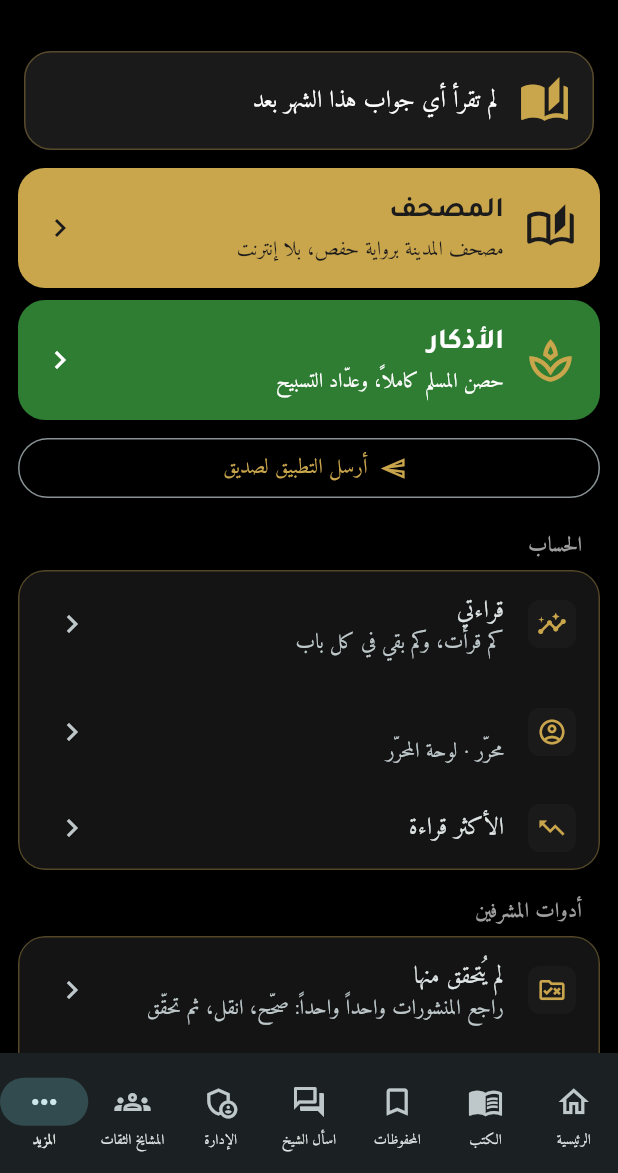
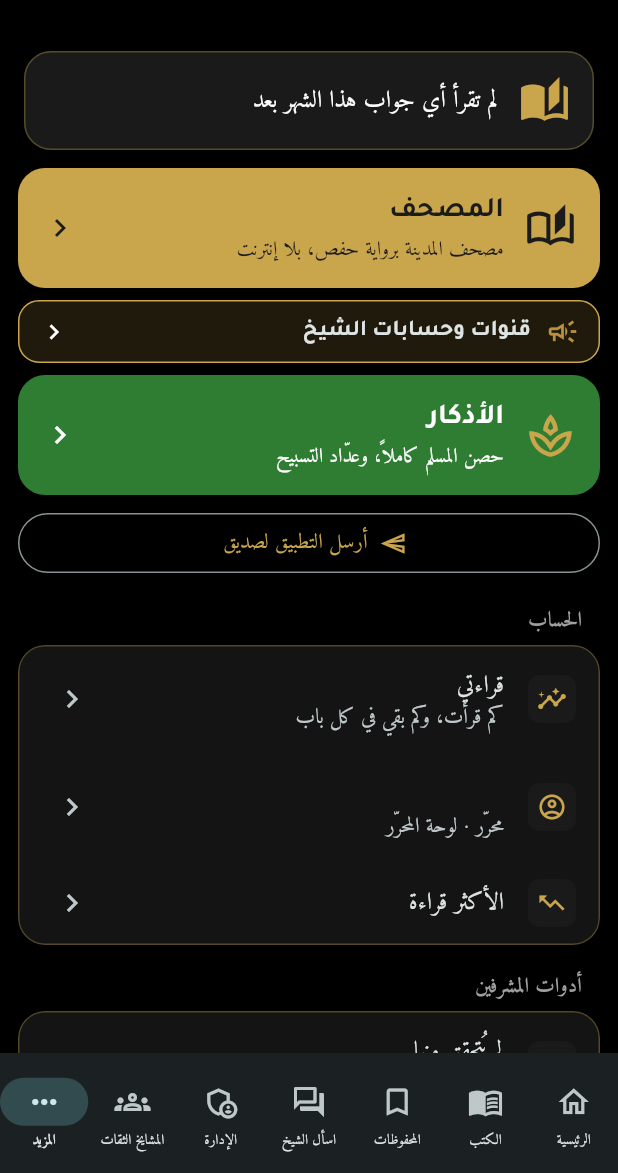
Before and after one commit to www774475437-svg/ibn-alshabira, a Flutter app: the HomeShell screen opened directly, after a tap on the "nightlight" icon, after a tap on the "menu" icon, on a phone screen of 412 x 824 dp, the part 63-1236 px from its top. Run offline on Flutter 3.47's test engine with Material 3 defaults, Android fonts, the phone set to English and light mode, and no system bars; our stand-ins replace cloud_firestore, firebase_ai, firebase_auth, firebase_core, flutter_local_notifications, flutter_tts and 8 more; missing offline and left inert: firebase_app_check, pdfrx; accounts and stored records are empty; network calls fail.

Commit message:
3.7.1: chapters row moves by itself, back-to-top button on home, channels strip under the mushaf card

```diff
--- a/lib/config.dart
+++ b/lib/config.dart
@@ -18,7 +18,7 @@ class AppConfig {
   /// Set at build time: --dart-define=BUILD_NUMBER=<run number>.
   static const buildNumber = int.fromEnvironment('BUILD_NUMBER', defaultValue: 0);
 
-  static const version = '3.7.0';
+  static const version = '3.7.1';
 
   /// Short link: channel answers are «…/#/a/<number>».
   static String fatwaLink(String id) =>
--- a/lib/screens/home_tab.dart
+++ b/lib/screens/home_tab.dart
@@ -36,6 +36,8 @@ class _HomeTabState extends State<HomeTab> {
   List<Object> _feed = [];
   int _feedKey = -1;
   List<TrustedScholar> _scholars = [];
+  final _home = ScrollController();
+  bool _showTop = false;
 
   /// The long list under the sections: every answer and article once, in an
   /// order that changes each day, with a book and a scholar now and then.
@@ -63,6 +65,10 @@ class _HomeTabState extends State<HomeTab> {
   @override
   void initState() {
     super.initState();
+    _home.addListener(() {
+      final far = _home.offset > 900;
+      if (far != _showTop) setState(() => _showTop = far);
+    });
     loadTrustedScholars().then((l) {
       if (mounted) setState(() => _scholars = l.where((x) => x.bio.isNotEmpty).toList());
     }).catchError((_) {});
@@ -77,12 +83,15 @@ class _HomeTabState extends State<HomeTab> {
     final repo = Repository.instance;
     return ListenableBuilder(
       listenable: repo,
-      builder: (context, _) => RefreshIndicator(
+      builder: (context, _) => Stack(
+        children: [
+      RefreshIndicator(
         onRefresh: () async {
           await loadFreshPosts();
           await Future<void>.delayed(const Duration(milliseconds: 400));
         },
         child: CustomScrollView(
+        controller: _home,
         physics: const AlwaysScrollableScrollPhysics(),
         slivers: [
           SliverToBoxAdapter(child: _Header(onOpenSearch: onOpenSearch, onOpenMore: widget.onOpenMore)),
@@ -352,6 +361,28 @@ class _HomeTabState extends State<HomeTab> {
           const SliverToBoxAdapter(child: SizedBox(height: 24)),
         ],
         ),
+      ),
+          // Back to the top, once the reader has gone far down.
+          if (_showTop)
+            PositionedDirectional(
+              bottom: 16,
+              start: 16,
+              child: Material(
+                color: brandColor(context),
+                shape: const CircleBorder(side: BorderSide(color: kGold, width: 1.5)),
+                elevation: 4,
+                child: InkWell(
+                  customBorder: const CircleBorder(),
+                  onTap: () =>
+                      _home.animateTo(0, duration: const Duration(milliseconds: 500), curve: Curves.easeOutCubic),
+                  child: const Padding(
+                    padding: EdgeInsets.all(11),
+                    child: Icon(Icons.keyboard_arrow_up, color: kGold, size: 28),
+                  ),
+                ),
+              ),
+            ),
+        ],
       ),
     );
   }
@@ -844,13 +875,11 @@ class _ChapterStrip extends StatelessWidget {
     final repo = Repository.instance;
     return Padding(
       padding: const EdgeInsets.only(top: 12),
-      child: SizedBox(
-        height: 96,
-        child: ListView.separated(
-          scrollDirection: Axis.horizontal,
-          padding: const EdgeInsets.symmetric(horizontal: 12),
+      child: _AutoRow(
+          height: 96,
+          step: 164,
+          gap: 6,
           itemCount: repo.chapters.length,
-          separatorBuilder: (_, __) => const SizedBox(width: 6),
           itemBuilder: (context, i) {
             final c = repo.chapters[i];
             return InkWell(
@@ -882,7 +911,6 @@ class _ChapterStrip extends StatelessWidget {
               ),
             );
           },
-        ),
       ),
     );
   }
@@ -1082,6 +1110,35 @@ class _VideoStrip extends StatefulWidget {
 }
 
 class _VideoStripState extends State<_VideoStrip> {
+  @override
+  Widget build(BuildContext context) => _AutoRow(
+        height: 215,
+        step: 250,
+        gap: 10,
+        itemCount: widget.videos.length,
+        itemBuilder: (context, i) => VideoCard(video: widget.videos[i], width: 240),
+      );
+}
+
+/// A row that moves right and left by itself every few seconds, and by the finger.
+class _AutoRow extends StatefulWidget {
+  final double height;
+  final double step;
+  final double gap;
+  final int itemCount;
+  final IndexedWidgetBuilder itemBuilder;
+  const _AutoRow(
+      {required this.height,
+      required this.step,
+      required this.gap,
+      required this.itemCount,
+      required this.itemBuilder});
+
+  @override
+  State<_AutoRow> createState() => _AutoRowState();
+}
+
+class _AutoRowState extends State<_AutoRow> {
   final _scroll = ScrollController();
   Timer? _timer;
   bool _forward = true;
@@ -1095,7 +1152,7 @@ class _VideoStripState extends State<_VideoStrip> {
       if (p.maxScrollExtent <= 0 || p.isScrollingNotifier.value) return;
       if (p.pixels >= p.maxScrollExtent - 4) _forward = false;
       if (p.pixels <= 4) _forward = true;
-      final next = (p.pixels + (_forward ? 250 : -250)).clamp(0.0, p.maxScrollExtent);
+      final next = (p.pixels + (_forward ? widget.step : -widget.step)).clamp(0.0, p.maxScrollExtent);
       _scroll.animateTo(next, duration: const Duration(milliseconds: 700), curve: Curves.easeInOut);
     });
   }
@@ -1109,14 +1166,14 @@ class _VideoStripState extends State<_VideoStrip> {
 
   @override
   Widget build(BuildContext context) => SizedBox(
-        height: 215,
+        height: widget.height,
         child: ListView.separated(
           controller: _scroll,
           scrollDirection: Axis.horizontal,
           padding: const EdgeInsets.symmetric(horizontal: 12),
-          itemCount: widget.videos.length,
-          separatorBuilder: (_, __) => const SizedBox(width: 10),
-          itemBuilder: (context, i) => VideoCard(video: widget.videos[i], width: 240),
+          itemCount: widget.itemCount,
+          separatorBuilder: (_, __) => SizedBox(width: widget.gap),
+          itemBuilder: widget.itemBuilder,
         ),
       );
 }
--- a/lib/screens/more_tab.dart
+++ b/lib/screens/more_tab.dart
@@ -42,6 +42,59 @@ class MoreTab extends StatelessWidget {
               iconColor: const Color(0xFF1B1B1B),
               onTap: () =>
                   Navigator.of(context).push(MaterialPageRoute(builder: (_) => const QuranScreen())),
+            ),
+            // A small gold strip: the sheikh's channels and accounts.
+            Padding(
+              padding: const EdgeInsets.fromLTRB(12, 8, 12, 0),
+              child: Material(
+                color: kGold.withValues(alpha: 0.16),
+                shape: RoundedRectangleBorder(
+                  borderRadius: BorderRadius.circular(14),
+                  side: const BorderSide(color: kGold),
+                ),
+                child: InkWell(
+                  borderRadius: BorderRadius.circular(14),
+                  onTap: () => showModalBottomSheet<void>(
+                    context: context,
+                    showDragHandle: true,
+                    builder: (ctx) => SafeArea(
+                      child: ListView(
+                        shrinkWrap: true,
+                        children: [
+                          const Padding(
+                            padding: EdgeInsets.fromLTRB(16, 0, 16, 8),
+                            child: Text('قنوات وحسابات الشيخ',
+                                style: TextStyle(fontWeight: FontWeight.bold, fontSize: 17)),
+                          ),
+                          for (final l in repo.sheikhLinks)
+                            ListTile(
+                              leading: _IconBox(platformIcon(l.platform)),
+                              title: Text(l.name),
+                              subtitle: l.url.isEmpty ? const Text('يُضاف قريباً') : null,
+                              trailing: const Icon(Icons.chevron_left),
+                              enabled: l.url.isNotEmpty,
+                              onTap: () => openUrl(context, l.url),
+                            ),
+                        ],
+                      ),
+                    ),
+                  ),
+                  child: const Padding(
+                    padding: EdgeInsets.symmetric(horizontal: 14, vertical: 10),
+                    child: Row(
+                      children: [
+                        Icon(Icons.campaign_outlined, color: kGoldChip, size: 22),
+                        SizedBox(width: 10),
+                        Expanded(
+                          child: Text('قنوات وحسابات الشيخ',
+                              style: TextStyle(fontFamily: 'Tajawal', fontWeight: FontWeight.bold, fontSize: 15)),
+                        ),
+                        Icon(Icons.chevron_left, size: 20),
+                      ],
+                    ),
+                  ),
+                ),
+              ),
             ),
             _BigCard(
               icon: Icons.spa_outlined,
--- a/pubspec.yaml
+++ b/pubspec.yaml
@@ -1,7 +1,7 @@
 name: ibn_alshabira
 description: "تطبيق ابن الشابرة — فتاوى ومقالات وكتب الشيخ قايد بن غانم الشابرة"
 publish_to: 'none'
-version: 3.7.0+1
+version: 3.7.1+1
 
 environment:
   sdk: '>=3.3.0 <4.0.0'
```
